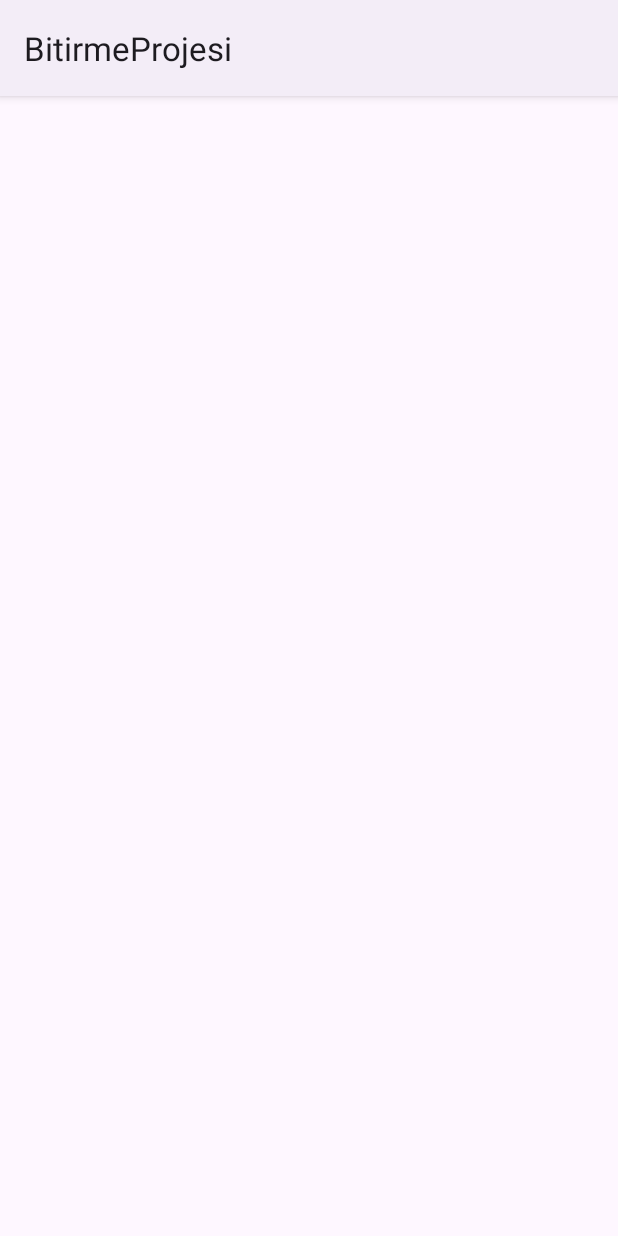
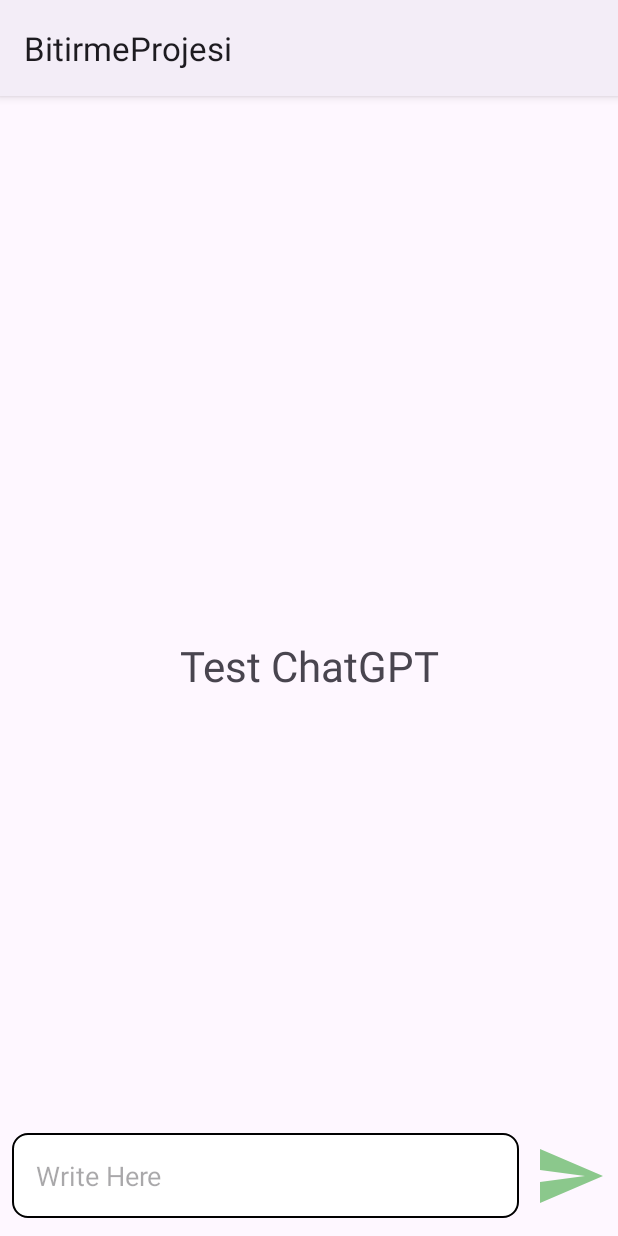
Before and after one commit to BoraKaraaa/BitirmeProjesi-MobileApp, an Android app: the MainActivity screen opened directly, with no data from a screen before it, on a phone screen of 412 x 824 dp. Run offline under Robolectric (Android 15) with nearby library versions, the phone set to English and light mode, and no system bars.

Commit message:
ChatGPT API integration

```diff
--- a/BitirmeProjesi/app/build.gradle.kts
+++ b/BitirmeProjesi/app/build.gradle.kts
@@ -39,6 +39,7 @@
     implementation("androidx.constraintlayout:constraintlayout:2.1.4")
     implementation("com.google.firebase:firebase-auth:22.3.0")
     implementation("com.google.android.gms:play-services-auth:20.7.0")
+    implementation("com.squareup.okhttp3:okhttp:4.12.0")
     testImplementation("junit:junit:4.13.2")
     androidTestImplementation("androidx.test.ext:junit:1.1.5")
     androidTestImplementation("androidx.test.espresso:espresso-core:3.5.1")
--- /dev/null
+++ b/BitirmeProjesi/app/src/main/java/com/example/bitirmeprojesi/ChatGPTFragment.java
@@ -0,0 +1,171 @@
+package com.example.bitirmeprojesi;
+
+import android.os.Bundle;
+
+import androidx.annotation.NonNull;
+import androidx.fragment.app.Fragment;
+import androidx.recyclerview.widget.LinearLayoutManager;
+import androidx.recyclerview.widget.RecyclerView;
+
+import android.view.LayoutInflater;
+import android.view.View;
+import android.view.ViewGroup;
+import android.widget.EditText;
+import android.widget.ImageButton;
+import android.widget.TextView;
+
+import org.json.JSONArray;
+import org.json.JSONException;
+import org.json.JSONObject;
+
+import java.io.IOException;
+import java.util.ArrayList;
+import java.util.List;
+
+import okhttp3.Call;
+import okhttp3.Callback;
+import okhttp3.MediaType;
+import okhttp3.OkHttpClient;
+import okhttp3.Request;
+import okhttp3.RequestBody;
+import okhttp3.Response;
+
+
+public class ChatGPTFragment extends Fragment
+{
+    RecyclerView recyclerView;
+    TextView welcomeTextView;
+    EditText messageEditText;
+    ImageButton sendButton;
+
+    List<Message> messageList;
+    MessageAdapter messageAdapter;
+
+    public static final MediaType JSON = MediaType.get("application/json");
+    OkHttpClient client = new OkHttpClient();
+
+    @Override
+    public View onCreateView(LayoutInflater inflater, ViewGroup container,
+                             Bundle savedInstanceState)
+    {
+        View view = inflater.inflate(R.layout.fragment_chat_g_p_t, container, false);
+
+        messageList = new ArrayList<>();
+
+        initViews(view);
+
+        messageAdapter = new MessageAdapter(messageList);
+        recyclerView.setAdapter(messageAdapter);
+
+        LinearLayoutManager llm = new LinearLayoutManager(view.getContext());
+        llm.setStackFromEnd(true);
+        recyclerView.setLayoutManager(llm);
+
+        setSendButtonListener();
+
+        return view;
+    }
+
+    private void initViews(View view)
+    {
+        recyclerView = view.findViewById(R.id.recycler_view);
+        welcomeTextView = view.findViewById(R.id.welcome_text);
+        messageEditText = view.findViewById(R.id.message_edit_text);
+        sendButton = view.findViewById(R.id.send_btn);
+    }
+
+    private void setSendButtonListener()
+    {
+        sendButton.setOnClickListener((v)->
+        {
+            String question = messageEditText.getText().toString().trim();
+
+            //Toast.makeText(this, question, Toast.LENGTH_LONG).show();
+            addToChat(question, Message.SENT_BY_ME);
+            messageEditText.setText("");
+
+            callChatGPT(question);
+
+            welcomeTextView.setVisibility(View.GONE);
+        });
+    }
+
+    private void addToChat(String message, String sentBy)
+    {
+        getActivity().runOnUiThread(new Runnable()
+        {
+            @Override
+            public void run()
+            {
+                messageList.add(new Message(message, sentBy));
+                messageAdapter.notifyDataSetChanged();
+                recyclerView.smoothScrollToPosition(messageAdapter.getItemCount());
+            }
+        });
+    }
+
+    private void addResponse(String response)
+    {
+        messageList.remove(messageList.size()-1);
+        addToChat(response, Message.SENT_BY_BOT);
+    }
+
+    private void callChatGPT(String question)
+    {
+        messageList.add(new Message("Typing...", Message.SENT_BY_BOT));
+
+        JSONObject jsonBody = new JSONObject();
+        try
+        {
+            jsonBody.put("model", "gpt-3.5-turbo-instruct");
+            jsonBody.put("prompt", question);
+            jsonBody.put("max_tokens", 1000);
+            jsonBody.put("temperature", 0);
+        }
+        catch (JSONException e)
+        {
+            e.printStackTrace();
+        }
+
+        RequestBody body = RequestBody.create(jsonBody.toString(), JSON);
+        Request request = new Request.Builder()
+                .url("https://api.openai.com/v1/completions")
+                .header("Authorization", "Bearer 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")
+                .post(body)
+                .build();
+
+        client.newCall(request).enqueue(new Callback()
+        {
+            @Override
+            public void onFailure(@NonNull Call call, @NonNull IOException e)
+            {
+                addResponse("Failed to load response due to -> " + e.getMessage());
+            }
+
+            @Override
+            public void onResponse(@NonNull Call call, @NonNull Response response) throws IOException
+            {
+                if(response.isSuccessful())
+                {
+                    try
+                    {
+                        JSONObject jsonObject = new JSONObject(response.body().string());
+                        JSONArray jsonArray = jsonObject.getJSONArray("choices");
+
+                        String result = jsonArray.getJSONObject(0).getString("text");
+
+                        addResponse(result.trim());
+                    }
+                    catch (JSONException e)
+                    {
+                        e.printStackTrace();
+                    }
+                }
+                else
+                {
+                    addResponse("Failed to load response " + response.code());
+                }
+            }
+        });
+    }
+}
--- /dev/null
+++ b/BitirmeProjesi/app/src/main/java/com/example/bitirmeprojesi/MessageAdapter.java
@@ -0,0 +1,70 @@
+package com.example.bitirmeprojesi;
+
+import android.view.LayoutInflater;
+import android.view.View;
+import android.view.ViewGroup;
+import android.widget.LinearLayout;
+import android.widget.TextView;
+
+import androidx.annotation.NonNull;
+import androidx.recyclerview.widget.RecyclerView;
+
+import java.util.List;
+
+public class MessageAdapter extends RecyclerView.Adapter<MessageAdapter.MyViewHolder>
+{
+    List<Message> messageList;
+
+    public MessageAdapter(List<Message> messageList)
+    {
+        this.messageList = messageList;
+    }
+
+    @NonNull
+    @Override
+    public MyViewHolder onCreateViewHolder(@NonNull ViewGroup parent, int viewType)
+    {
+        View chatView = LayoutInflater.from(parent.getContext()).inflate(R.layout.chat_item, null);
+        MyViewHolder myViewHolder = new MyViewHolder(chatView);
+        return myViewHolder;
+    }
+
+    @Override
+    public void onBindViewHolder(@NonNull MyViewHolder holder, int position)
+    {
+        Message message = messageList.get(position);
+
+        if(message.getSentBy().equals(Message.SENT_BY_ME))
+        {
+            holder.leftChatView.setVisibility(View.GONE);
+            holder.rightChatView.setVisibility(View.VISIBLE);
+            holder.rightTextView.setText(message.getMessage());
+        }
+        else
+        {
+            holder.leftChatView.setVisibility(View.VISIBLE);
+            holder.rightChatView.setVisibility(View.GONE);
+            holder.leftTextView.setText(message.getMessage());
+        }
+    }
+
+    @Override
+    public int getItemCount() {
+        return messageList.size();
+    }
+
+    public class MyViewHolder extends RecyclerView.ViewHolder
+    {
+        LinearLayout leftChatView, rightChatView;
+        TextView leftTextView, rightTextView;
+
+        public MyViewHolder(@NonNull View itemView)
+        {
+            super(itemView);
+            leftChatView = itemView.findViewById(R.id.left_chat_view);
+            rightChatView = itemView.findViewById(R.id.right_chat_view);
+            leftTextView = itemView.findViewById(R.id.left_chat_text_view);
+            rightTextView = itemView.findViewById(R.id.right_chat_text_view);
+        }
+    }
+}
--- /dev/null
+++ b/BitirmeProjesi/app/src/main/res/drawable/baseline_send_24.xml
@@ -0,0 +1,5 @@
+<vector android:autoMirrored="true" android:height="48dp"
+    android:tint="#8BC88C" android:viewportHeight="24"
+    android:viewportWidth="24" android:width="48dp" xmlns:android="http://schemas.android.com/apk/res/android">
+    <path android:fillColor="@android:color/white" android:pathData="M2.01,21L23,12 2.01,3 2,10l15,2 -15,2z"/>
+</vector>
--- /dev/null
+++ b/BitirmeProjesi/app/src/main/res/drawable/rounded_corner.xml
@@ -0,0 +1,7 @@
+<?xml version="1.0" encoding="utf-8"?>
+<shape xmlns:android="http://schemas.android.com/apk/res/android"
+    android:shape="rectangle">
+    <corners android:radius="10dip"/>
+    <stroke android:width="1dp"/>
+    <solid android:color="@color/white"/>
+</shape>
--- a/BitirmeProjesi/app/src/main/res/layout/activity_main.xml
+++ b/BitirmeProjesi/app/src/main/res/layout/activity_main.xml
@@ -6,4 +6,11 @@
     android:layout_height="match_parent"
     tools:context=".MainActivity">
 
+    <androidx.fragment.app.FragmentContainerView
+        android:id="@+id/fragmentContainerView"
+        android:name="com.example.bitirmeprojesi.ChatGPTFragment"
+        android:layout_width="match_parent"
+        android:layout_height="match_parent"
+        tools:layout_editor_absoluteX="126dp"
+        tools:layout_editor_absoluteY="155dp" />
 </androidx.constraintlayout.widget.ConstraintLayout>
--- /dev/null
+++ b/BitirmeProjesi/app/src/main/res/layout/fragment_chat_g_p_t.xml
@@ -0,0 +1,55 @@
+<?xml version="1.0" encoding="utf-8"?>
+<RelativeLayout xmlns:android="http://schemas.android.com/apk/res/android"
+    xmlns:app="http://schemas.android.com/apk/res-auto"
+    xmlns:tools="http://schemas.android.com/tools"
+    android:layout_width="match_parent"
+    android:layout_height="match_parent"
+    tools:context=".ChatGPTFragment">
+
+    <androidx.recyclerview.widget.RecyclerView
+        android:layout_width="match_parent"
+        android:layout_height="match_parent"
+        android:id="@+id/recycler_view"
+        android:layout_above="@+id/bottom_layout"
+        />
+
+    <TextView
+        android:layout_width="match_parent"
+        android:layout_height="wrap_content"
+        android:id="@+id/welcome_text"
+        android:layout_centerInParent="true"
+        android:text="Test ChatGPT"
+        android:gravity="center"
+        android:textSize="28dp"/>
+
+    <RelativeLayout
+        android:layout_width="match_parent"
+        android:layout_height="80dp"
+        android:layout_alignParentBottom="true"
+        android:padding="8dp"
+        android:id="@+id/bottom_layout">
+
+        <EditText
+            android:layout_width="match_parent"
+            android:layout_height="wrap_content"
+            android:id="@+id/message_edit_text"
+            android:layout_centerInParent="true"
+            android:hint="Write Here"
+            android:padding="16dp"
+            android:layout_toLeftOf="@id/send_btn"
+            android:background="@drawable/rounded_corner"/>
+
+        <ImageButton
+            android:layout_width="48dp"
+            android:layout_height="48dp"
+            android:layout_alignParentEnd="true"
+            android:id="@+id/send_btn"
+            android:layout_centerInParent="true"
+            android:layout_marginStart="10dp"
+            android:padding="8dp"
+            android:src="@drawable/baseline_send_24"
+            android:background="?attr/selectableItemBackgroundBorderless"/>
+
+    </RelativeLayout>
+
+</RelativeLayout>
```
Also changed, not shown: BitirmeProjesi/app/src/main/java/com/example/bitirmeprojesi/ChatGPTHelper.java (added, +15 -0 lines), BitirmeProjesi/app/src/main/java/com/example/bitirmeprojesi/Message.java (added, +36 -0 lines), BitirmeProjesi/app/src/main/res/layout/chat_item.xml (added, +44 -0 lines).
